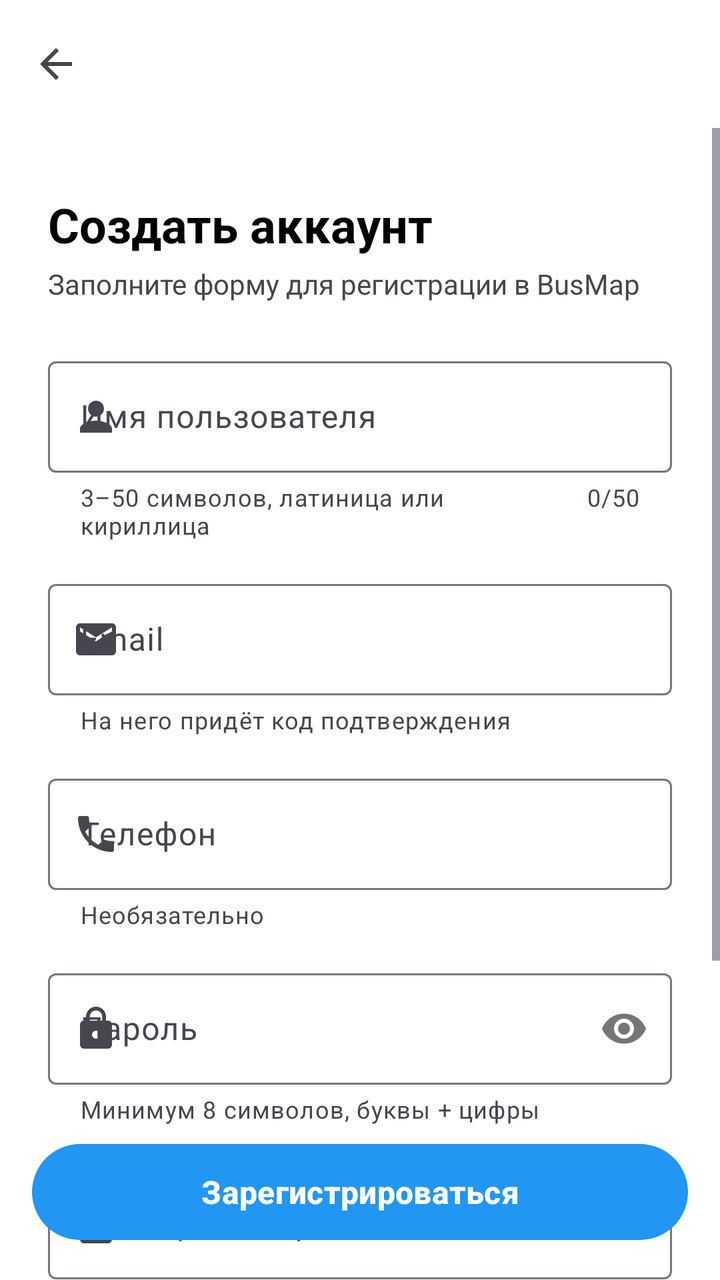
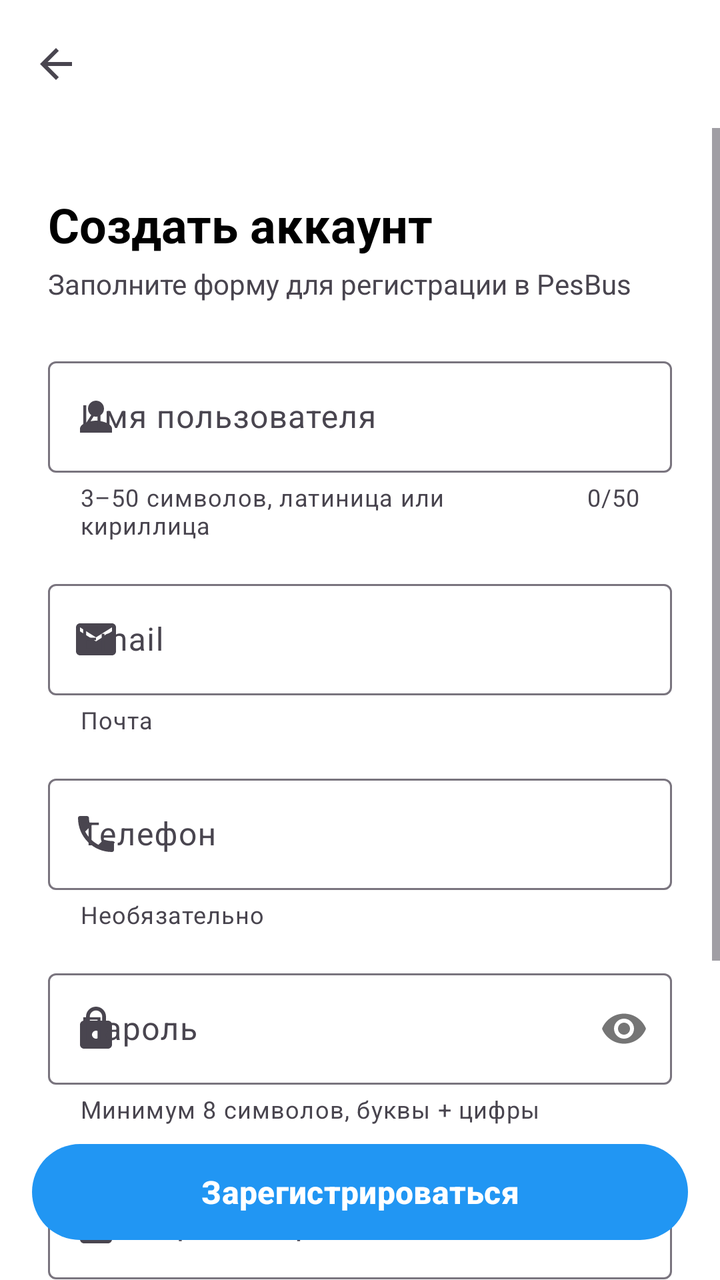

Two renders of the same Android screen: before a commit and after it. Below are the layout's source before the change and the commit's diff.
<!-- AndroidManifest.xml: activity theme Theme.MyApplication -->
<!-- res/layout/activity_register.xml -->
<?xml version="1.0" encoding="utf-8"?>
<androidx.constraintlayout.widget.ConstraintLayout
    xmlns:android="http://schemas.android.com/apk/res/android"
    xmlns:app="http://schemas.android.com/apk/res-auto"
    xmlns:tools="http://schemas.android.com/tools"
    android:layout_width="match_parent"
    android:layout_height="match_parent"
    android:background="?attr/colorSurface"
    android:fitsSystemWindows="true">

    
    <com.google.android.material.appbar.MaterialToolbar
        android:id="@+id/toolbar"
        android:layout_width="match_parent"
        android:layout_height="?attr/actionBarSize"
        app:navigationIcon="@drawable/ic_back"
        app:layout_constraintTop_toTopOf="parent"
        app:layout_constraintStart_toStartOf="parent"
        app:layout_constraintEnd_toEndOf="parent"/>

    
    <ScrollView
        android:layout_width="match_parent"
        android:layout_height="0dp"
        android:fillViewport="true"
        android:clipToPadding="false"
        android:paddingBottom="100dp"
        app:layout_constraintTop_toBottomOf="@id/toolbar"
        app:layout_constraintBottom_toBottomOf="parent">

        <androidx.constraintlayout.widget.ConstraintLayout
            android:layout_width="match_parent"
            android:layout_height="wrap_content"
            android:padding="24dp">

            
            <TextView
                android:id="@+id/title_text"
                android:layout_width="wrap_content"
                android:layout_height="wrap_content"
                android:text="Создать аккаунт"
                android:textSize="24sp"
                android:textStyle="bold"
                android:textColor="?attr/colorOnSurface"
                android:layout_marginTop="8dp"
                app:layout_constraintTop_toTopOf="parent"
                app:layout_constraintStart_toStartOf="parent"/>

            
            <TextView
                android:id="@+id/subtitle_text"
                android:layout_width="0dp"
                android:layout_height="wrap_content"
                android:text="Заполните форму для регистрации в BusMap"
                android:textSize="14sp"
                android:textColor="?attr/colorOnSurfaceVariant"
                android:layout_marginTop="4dp"
                app:layout_constraintTop_toBottomOf="@id/title_text"
                app:layout_constraintStart_toStartOf="parent"
                app:layout_constraintEnd_toEndOf="parent"/>

            
            
            <com.google.android.material.textfield.TextInputLayout
                android:id="@+id/username_layout"
                style="@style/Widget.Material3.TextInputLayout.OutlinedBox"
                android:layout_width="match_parent"
                android:layout_height="wrap_content"
                android:hint="Имя пользователя"
                app:helperText="3–50 символов, латиница или кириллица"
                app:counterEnabled="true"
                app:counterMaxLength="50"
                android:layout_marginTop="24dp"
                app:layout_constraintTop_toBottomOf="@id/subtitle_text"
                app:layout_constraintStart_toStartOf="parent"
                app:layout_constraintEnd_toEndOf="parent"
                app:startIconDrawable="@drawable/ic_user">

                <com.google.android.material.textfield.TextInputEditText
                    android:id="@+id/username_input"
                    android:layout_width="match_parent"
                    android:layout_height="wrap_content"
                    android:inputType="textPersonName"
                    android:maxLength="50"
                    android:maxLines="1"
                    android:imeOptions="actionNext"/>
            </com.google.android.material.textfield.TextInputLayout>

            
            <com.google.android.material.textfield.TextInputLayout
                android:id="@+id/email_layout"
                style="@style/Widget.Material3.TextInputLayout.OutlinedBox"
                android:layout_width="match_parent"
                android:layout_height="wrap_content"
                android:hint="Email"
                app:helperText="На него придёт код подтверждения"
                android:layout_marginTop="16dp"
                app:layout_constraintTop_toBottomOf="@id/username_layout"
                app:layout_constraintStart_toStartOf="parent"
                app:layout_constraintEnd_toEndOf="parent"
                app:startIconDrawable="@drawable/ic_email">

                <com.google.android.material.textfield.TextInputEditText
                    android:id="@+id/email_input"
                    android:layout_width="match_parent"
                    android:layout_height="wrap_content"
                    android:inputType="textEmailAddress"
                    android:maxLines="1"
                    android:imeOptions="actionNext"/>
            </com.google.android.material.textfield.TextInputLayout>

            
            <com.google.android.material.textfield.TextInputLayout
                android:id="@+id/phone_layout"
                style="@style/Widget.Material3.TextInputLayout.OutlinedBox"
                android:layout_width="match_parent"
                android:layout_height="wrap_content"
                android:hint="Телефон"
                app:helperText="Необязательно"
                android:layout_marginTop="16dp"
                app:layout_constraintTop_toBottomOf="@id/email_layout"
                app:layout_constraintStart_toStartOf="parent"
                app:layout_constraintEnd_toEndOf="parent"
                app:startIconDrawable="@drawable/ic_phone">

                <com.google.android.material.textfield.TextInputEditText
                    android:id="@+id/phone_input"
                    android:layout_width="match_parent"
                    android:layout_height="wrap_content"
                    android:inputType="phone"
                    android:maxLines="1"
                    android:imeOptions="actionNext"/>
            </com.google.android.material.textfield.TextInputLayout>

            
            <com.google.android.material.textfield.TextInputLayout
                android:id="@+id/password_layout"
                style="@style/Widget.Material3.TextInputLayout.OutlinedBox"
                android:layout_width="match_parent"
                android:layout_height="wrap_content"
                android:hint="Пароль"
                app:helperText="Минимум 8 символов, буквы + цифры"
                app:passwordToggleEnabled="true"
                android:layout_marginTop="16dp"
                app:layout_constraintTop_toBottomOf="@id/phone_layout"
                app:layout_constraintStart_toStartOf="parent"
                app:layout_constraintEnd_toEndOf="parent"
                app:startIconDrawable="@drawable/ic_lock">

                <com.google.android.material.textfield.TextInputEditText
                    android:id="@+id/password_input"
                    android:layout_width="match_parent"
                    android:layout_height="wrap_content"
                    android:inputType="textPassword"
                    android:maxLines="1"
                    android:imeOptions="actionNext"/>
            </com.google.android.material.textfield.TextInputLayout>

            
            <com.google.android.material.textfield.TextInputLayout
                android:id="@+id/confirm_password_layout"
                style="@style/Widget.Material3.TextInputLayout.OutlinedBox"
                android:layout_width="match_parent"
                android:layout_height="wrap_content"
                android:hint="Повторите пароль"
                app:passwordToggleEnabled="true"
                android:layout_marginTop="16dp"
                app:layout_constraintTop_toBottomOf="@id/password_layout"
                app:layout_constraintStart_toStartOf="parent"
                app:layout_constraintEnd_toEndOf="parent"
                app:startIconDrawable="@drawable/ic_lock_check">

                <com.google.android.material.textfield.TextInputEditText
                    android:id="@+id/confirm_password_input"
                    android:layout_width="match_parent"
                    android:layout_height="wrap_content"
                    android:inputType="textPassword"
                    android:maxLines="1"
                    android:imeOptions="actionDone"/>
            </com.google.android.material.textfield.TextInputLayout>

            
            <TextView
                android:id="@+id/error_text"
                android:layout_width="0dp"
                android:layout_height="wrap_content"
                android:text="Пароли не совпадают"
                android:textSize="14sp"
                android:textColor="@color/error"
                android:visibility="gone"
                android:drawableStart="@drawable/ic_error"
                android:drawablePadding="8dp"
                android:padding="12dp"
                android:background="@drawable/bg_error"
                android:layout_marginTop="16dp"
                app:layout_constraintTop_toBottomOf="@id/confirm_password_layout"
                app:layout_constraintStart_toStartOf="parent"
                app:layout_constraintEnd_toEndOf="parent"/>

            
            <TextView
                android:id="@+id/login_link"
                android:layout_width="wrap_content"
                android:layout_height="wrap_content"
                android:text="Уже есть аккаунт? Войти"
                android:textSize="14sp"
                android:textColor="?attr/colorPrimary"
                android:background="?attr/selectableItemBackground"
                android:padding="8dp"
                android:layout_marginTop="24dp"
                app:layout_constraintTop_toBottomOf="@id/error_text"
                app:layout_constraintStart_toStartOf="parent"
                app:layout_constraintEnd_toEndOf="parent"/>

        </androidx.constraintlayout.widget.ConstraintLayout>

    </ScrollView>

    
    <com.google.android.material.button.MaterialButton
        android:id="@+id/register_button"
        android:layout_width="match_parent"
        android:layout_height="56dp"
        android:text="Зарегистрироваться"
        android:textSize="16sp"
        android:textStyle="bold"
        android:layout_margin="16dp"
        app:cornerRadius="28dp"
        app:layout_constraintBottom_toBottomOf="parent"
        app:layout_constraintStart_toStartOf="parent"
        app:layout_constraintEnd_toEndOf="parent"/>

    
    <ProgressBar
        android:id="@+id/loading_indicator"
        android:layout_width="wrap_content"
        android:layout_height="wrap_content"
        android:visibility="gone"
        android:layout_marginBottom="80dp"
        app:layout_constraintBottom_toBottomOf="parent"
        app:layout_constraintStart_toStartOf="parent"
        app:layout_constraintEnd_toEndOf="parent"/>

</androidx.constraintlayout.widget.ConstraintLayout>
<!-- resources referenced by this layout -->
<resources>
  <color name="error">#B00020</color>
  <!-- drawable bg_error (drawable) -->
  <?xml version="1.0" encoding="utf-8"?>
  <shape xmlns:android="http://schemas.android.com/apk/res/android"
      android:shape="rectangle">
      <solid android:color="#FFF0F0"/>
      <corners android:radius="8dp"/>
      <stroke android:width="1dp" android:color="@color/error"/>
  </shape>
  <!-- drawable ic_back (drawable) -->
  <vector xmlns:android="http://schemas.android.com/apk/res/android"
      android:width="24dp"
      android:height="24dp"
      android:viewportWidth="24"
      android:viewportHeight="24"
      android:tint="?attr/colorControlNormal"
      android:autoMirrored="true">
  
      <path
          android:fillColor="@android:color/white"
          android:pathData="M20,11H7.83l5.59,-5.59L12,4l-8,8 8,8 1.41,-1.41L7.83,13H20v-2z"/>
  </vector>
  <!-- drawable ic_email (drawable) -->
  <?xml version="1.0" encoding="utf-8"?>
  <vector xmlns:android="http://schemas.android.com/apk/res/android"
      android:width="24dp"
      android:height="24dp"
      android:viewportWidth="24"
      android:viewportHeight="24"
      android:tint="?attr/colorControlNormal">
  
      <path
          android:fillColor="@android:color/white"
          android:pathData="M20,4L4,4c-1.1,0 -1.99,0.9 -1.99,2L2,18c0,1.1 0.9,2 2,2h16c1.1,0 2,-0.9 2,-2L22,6c0,-1.1 -0.9,-2 -2,-2zM20,8l-8,5 -8,-5L4,6l8,5 8,-5v2z"/>
  </vector>
  <!-- drawable ic_error (drawable) -->
  <vector xmlns:android="http://schemas.android.com/apk/res/android"
      android:width="24dp"
      android:height="24dp"
      android:viewportWidth="24"
      android:viewportHeight="24"
      android:tint="@color/error">
  
      <path
          android:fillColor="@android:color/white"
          android:pathData="M12,2C6.48,2 2,6.48 2,12s4.48,10 10,10 10,-4.48 10,-10S17.52,2 12,2zM13,17h-2v-2h2v2zM13,13h-2L11,7h2v6z"/>
  </vector>
  <!-- drawable ic_lock (drawable) -->
  <vector xmlns:android="http://schemas.android.com/apk/res/android"
      android:width="24dp"
      android:height="24dp"
      android:viewportWidth="24"
      android:viewportHeight="24"
      android:tint="?attr/colorControlNormal">
  
      <path
          android:fillColor="@android:color/white"
          android:pathData="M18,8h-1L17,6c0,-2.76 -2.24,-5 -5,-5S7,3.24 7,6v2L6,8c-1.1,0 -2,0.9 -2,2v10c0,1.1 0.9,2 2,2h12c1.1,0 2,-0.9 2,-2L20,10c0,-1.1 -0.9,-2 -2,-2zM12,17c-1.1,0 -2,-0.9 -2,-2s0.9,-2 2,-2 2,0.9 2,2 -0.9,2 -2,2zM15.1,8L8.9,8L8.9,6c0,-1.71 1.39,-3.1 3.1,-3.1 1.71,0 3.1,1.39 3.1,3.1v2z"/>
  </vector>
  <!-- drawable ic_phone (drawable) -->
  <vector xmlns:android="http://schemas.android.com/apk/res/android"
      android:width="24dp"
      android:height="24dp"
      android:viewportWidth="24"
      android:viewportHeight="24"
      android:tint="?attr/colorControlNormal">
  
      <path
          android:fillColor="@android:color/white"
          android:pathData="M6.62,10.79c1.44,2.83 3.76,5.14 6.59,6.59l2.2,-2.2c0.27,-0.27 0.67,-0.36 1.02,-0.24 1.12,0.37 2.33,0.57 3.57,0.57 0.55,0 1,0.45 1,1V20c0,0.55 -0.45,1 -1,1 -9.39,0 -17,-7.61 -17,-17 0,-0.55 0.45,-1 1,-1h3.5c0.55,0 1,0.45 1,1 0,1.25 0.2,2.45 0.57,3.57 0.11,0.35 0.03,0.74 -0.25,1.02l-2.2,2.2z"/>
  </vector>
  <!-- drawable ic_user (drawable) -->
  <vector xmlns:android="http://schemas.android.com/apk/res/android"
      android:width="24dp"
      android:height="24dp"
      android:viewportWidth="24"
      android:viewportHeight="24"
      android:tint="?attr/colorControlNormal">
  
      <path
          android:fillColor="@android:color/white"
          android:pathData="M12,12c2.21,0 4,-1.79 4,-4s-1.79,-4 -4,-4 -4,1.79 -4,4 1.79,4 4,4zM12,14c-2.67,0 -8,1.34 -8,4v2h16v-2c0,-2.66 -5.33,-4 -8,-4z"/>
  </vector>
  <color name="blue">#2196F3</color>
  <color name="blue_dark">#1976D2</color>
  <!-- unchanged entries left out for length: 2 -->
</resources>

<!-- the commit's change to res/layout/activity_register.xml (unified diff, before → after) -->
@@ -51,7 +51,7 @@
                 android:id="@+id/subtitle_text"
                 android:layout_width="0dp"
                 android:layout_height="wrap_content"
-                android:text="Заполните форму для регистрации в BusMap"
+                android:text="Заполните форму для регистрации в PesBus"
                 android:textSize="14sp"
                 android:textColor="?attr/colorOnSurfaceVariant"
                 android:layout_marginTop="4dp"
@@ -93,7 +93,7 @@
                 android:layout_width="match_parent"
                 android:layout_height="wrap_content"
                 android:hint="Email"
-                app:helperText="На него придёт код подтверждения"
+                app:helperText="Почта"
                 android:layout_marginTop="16dp"
                 app:layout_constraintTop_toBottomOf="@id/username_layout"
                 app:layout_constraintStart_toStartOf="parent"
@@ -226,6 +226,7 @@
         android:textStyle="bold"
         android:layout_margin="16dp"
         app:cornerRadius="28dp"
+        app:backgroundTint="@color/blue"
         app:layout_constraintBottom_toBottomOf="parent"
         app:layout_constraintStart_toStartOf="parent"
         app:layout_constraintEnd_toEndOf="parent"/>
